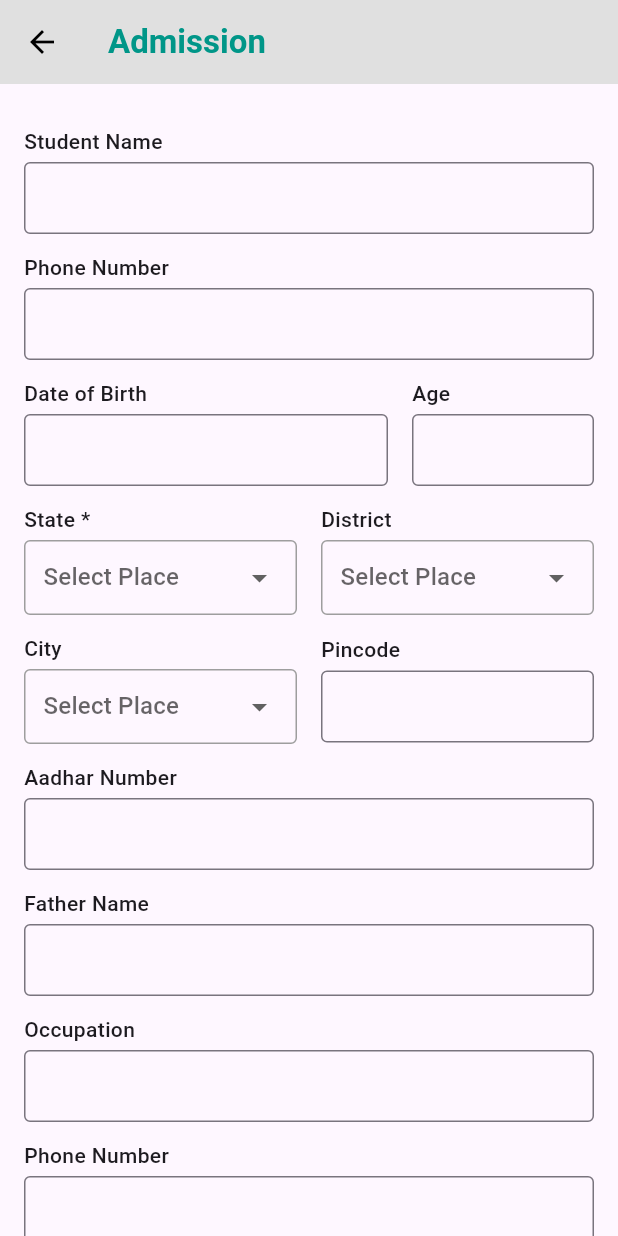
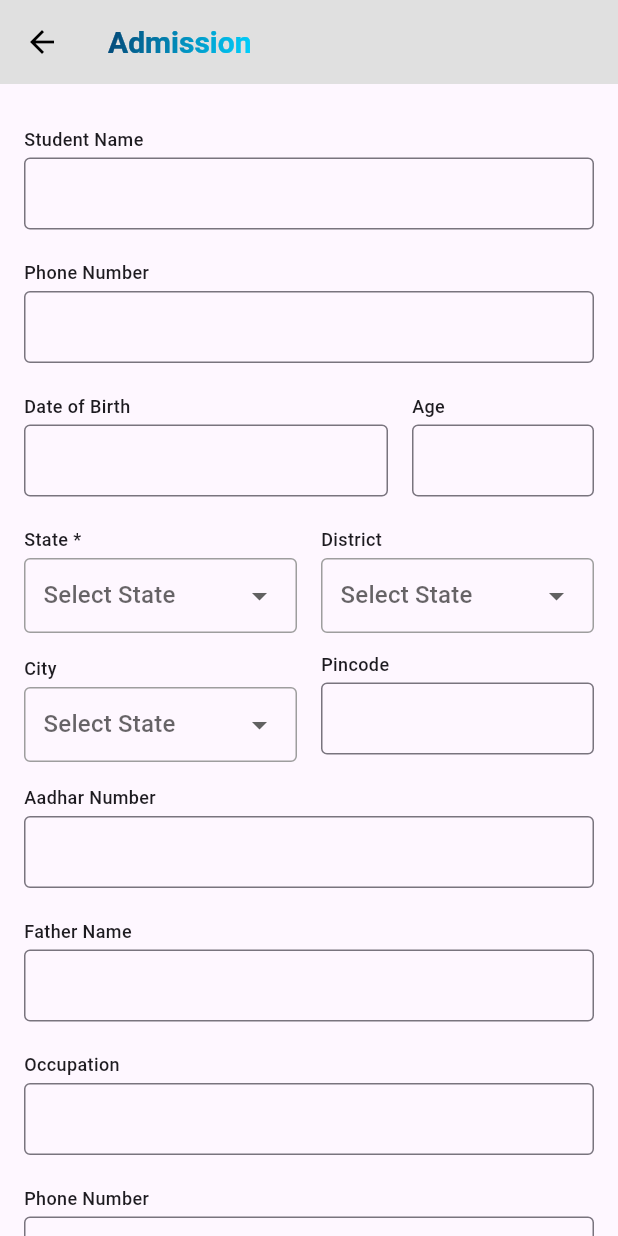
Before and after one commit to muhammedminhajkk/project-badriyya-final, a Flutter app: the MorePage screen opened by its route, after a tap on "Admission", on a phone screen of 412 x 824 dp. Run offline on Flutter 3.47's test engine with Material 3 defaults, Android fonts, the phone set to English and light mode, and no system bars; our stand-ins replace go_router.

Commit message:
ui completion

```diff
--- a/lib/features/public/more/view/pages/Admission/pages/admission.dart
+++ b/lib/features/public/more/view/pages/Admission/pages/admission.dart
@@ -1,16 +1,27 @@
 import 'package:flutter/material.dart';
+import 'package:project_badriyya/features/public/home/view/widgets/update_text.dart';
+import 'package:project_badriyya/features/public/more/view/pages/Admission/widgets/text_field.dart';
 
 class AdmissionForm extends StatelessWidget {
   const AdmissionForm({super.key});
 
   @override
   Widget build(BuildContext context) {
+    final nameController = TextEditingController();
+    final phoneNumberController = TextEditingController();
+    final dobController = TextEditingController();
+    final ageController = TextEditingController();
+    final pincodeController = TextEditingController();
+    final aadharNumberController = TextEditingController();
+    final fatherNameController = TextEditingController();
+    final fatherOccupationController = TextEditingController();
+    final fatherPhoneNumberController = TextEditingController();
+    final motherNameController = TextEditingController();
+    final motherOccupationController = TextEditingController();
+    final motherPhoneNumberController = TextEditingController();
     return Scaffold(
       appBar: AppBar(
-        title: const Text(
-          "Admission",
-          style: TextStyle(fontWeight: FontWeight.bold, color: Colors.teal),
-        ),
+        title: const GradientText("Admission"),
         backgroundColor: Colors.grey[300],
         leading: const BackButton(color: Colors.black),
       ),
@@ -20,9 +31,9 @@ class AdmissionForm extends StatelessWidget {
           crossAxisAlignment: CrossAxisAlignment.start,
           children: [
             buildLabel("Student Name"),
-            buildTextField(),
+            buildTextField(nameController),
             buildLabel("Phone Number"),
-            buildTextField(),
+            buildTextField(phoneNumberController),
             Row(
               children: [
                 Expanded(
@@ -31,7 +42,7 @@ class AdmissionForm extends StatelessWidget {
                     crossAxisAlignment: CrossAxisAlignment.start,
                     children: [
                       buildLabel("Date of Birth"),
-                      buildTextField(),
+                      buildTextField(dobController),
                     ],
                   ),
                 ),
@@ -42,7 +53,7 @@ class AdmissionForm extends StatelessWidget {
                     crossAxisAlignment: CrossAxisAlignment.start,
                     children: [
                       buildLabel("Age"),
-                      buildTextField(),
+                      buildTextField(ageController),
                     ],
                   ),
                 ),
@@ -55,7 +66,7 @@ class AdmissionForm extends StatelessWidget {
                     crossAxisAlignment: CrossAxisAlignment.start,
                     children: [
                       buildLabel("State *"),
-                      buildDropdownButton(),
+                      const StateDropdown(),
                     ],
                   ),
                 ),
@@ -65,7 +76,7 @@ class AdmissionForm extends StatelessWidget {
                     crossAxisAlignment: CrossAxisAlignment.start,
                     children: [
                       buildLabel("District"),
-                      buildDropdownButton(),
+                      const StateDropdown(),
                     ],
                   ),
                 ),
@@ -78,7 +89,7 @@ class AdmissionForm extends StatelessWidget {
                     crossAxisAlignment: CrossAxisAlignment.start,
                     children: [
                       buildLabel("City"),
-                      buildDropdownButton(),
+                      const StateDropdown(),
                     ],
                   ),
                 ),
@@ -88,72 +99,41 @@ class AdmissionForm extends StatelessWidget {
                     crossAxisAlignment: CrossAxisAlignment.start,
                     children: [
                       buildLabel("Pincode"),
-                      buildTextField(),
+                      buildTextField(pincodeController),
                     ],
                   ),
                 ),
               ],
             ),
             buildLabel("Aadhar Number"),
-            buildTextField(),
+            buildTextField(aadharNumberController),
             buildLabel("Father Name"),
-            buildTextField(),
+            buildTextField(fatherNameController),
             buildLabel("Occupation"),
-            buildTextField(),
+            buildTextField(fatherOccupationController),
             buildLabel("Phone Number"),
-            buildTextField(),
+            buildTextField(fatherPhoneNumberController),
             buildLabel("Mother's Name"),
-            buildTextField(),
+            buildTextField(motherNameController),
             buildLabel("Occupation"),
-            buildTextField(),
+            buildTextField(motherOccupationController),
             buildLabel("Phone Number"),
-            buildTextField(),
+            buildTextField(motherPhoneNumberController),
+            const SizedBox(
+              height: 50,
+            ),
+            Center(
+              child: SizedBox(
+                width: 200,
+                child: ElevatedButton(
+                  onPressed: () {},
+                  child: const Text("Submit"),
+                ),
+              ),
+            ),
           ],
         ),
       ),
     );
   }
-
-  Widget buildLabel(String text) {
-    return Padding(
-      padding: const EdgeInsets.only(top: 12.0, bottom: 4),
-      child: Text(
-        text,
-        style: const TextStyle(fontSize: 14, fontWeight: FontWeight.w500),
-      ),
-    );
-  }
-
-  Widget buildTextField() {
-    return const TextField(
-      decoration: InputDecoration(
-        border: OutlineInputBorder(),
-        contentPadding: EdgeInsets.symmetric(horizontal: 12, vertical: 8),
-      ),
-    );
-  }
-
-  Widget buildDropdownButton() {
-    return Container(
-      padding: const EdgeInsets.symmetric(horizontal: 12),
-      decoration: BoxDecoration(
-        border: Border.all(color: Colors.grey),
-        borderRadius: BorderRadius.circular(4),
-      ),
-      child: DropdownButtonHideUnderline(
-        child: DropdownButton<String>(
-          isExpanded: true,
-          value: null,
-          hint: const Text("Select Place"),
-          items: <String>["Option 1", "Option 2", "Option 3"]
-              .map((String value) => DropdownMenuItem<String>(
-                    value: value,
-                    child: Text(value),
-                  ))
-              .toList(),
-          onChanged: (value) {},
-        ),
-      ),
-    );
-  }
 }
--- /dev/null
+++ b/lib/features/public/more/view/pages/Admission/widgets/text_field.dart
@@ -0,0 +1,95 @@
+import 'package:flutter/material.dart';
+
+Widget buildLabel(String text) {
+  return Padding(
+    padding: const EdgeInsets.only(top: 12.0, bottom: 4),
+    child: Text(
+      text,
+      style: const TextStyle(fontSize: 12, fontWeight: FontWeight.w500),
+    ),
+  );
+}
+
+Widget buildTextField(TextEditingController ctrlr) {
+  return Padding(
+    padding: const EdgeInsets.only(bottom: 8.0),
+    child: TextField(
+      controller: ctrlr,
+      decoration: const InputDecoration(
+        border: OutlineInputBorder(),
+        contentPadding: EdgeInsets.symmetric(horizontal: 12, vertical: 8),
+      ),
+    ),
+  );
+}
+
+class StateDropdown extends StatefulWidget {
+  const StateDropdown({super.key});
+
+  @override
+  StateDropdownState createState() => StateDropdownState();
+}
+
+class StateDropdownState extends State<StateDropdown> {
+  String? selectedState;
+
+  final List<String> indianStates = [
+    "Andhra Pradesh",
+    "Arunachal Pradesh",
+    "Assam",
+    "Bihar",
+    "Chhattisgarh",
+    "Goa",
+    "Gujarat",
+    "Haryana",
+    "Himachal Pradesh",
+    "Jharkhand",
+    "Karnataka",
+    "Kerala",
+    "Madhya Pradesh",
+    "Maharashtra",
+    "Manipur",
+    "Meghalaya",
+    "Mizoram",
+    "Nagaland",
+    "Odisha",
+    "Punjab",
+    "Rajasthan",
+    "Sikkim",
+    "Tamil Nadu",
+    "Telangana",
+    "Tripura",
+    "Uttar Pradesh",
+    "Uttarakhand",
+    "West Bengal"
+  ];
+
+  @override
+  Widget build(BuildContext context) {
+    return Container(
+      padding: const EdgeInsets.symmetric(horizontal: 12),
+      decoration: BoxDecoration(
+        border: Border.all(color: Colors.grey),
+        borderRadius: BorderRadius.circular(4),
+      ),
+      child: DropdownButtonHideUnderline(
+        child: DropdownButton<String>(
+          isExpanded: true,
+          value: selectedState,
+          hint: const Text("Select State"),
+          items: indianStates
+              .map((String state) => DropdownMenuItem<String>(
+                    value: state,
+                    child: Text(state),
+                  ))
+              .toList(),
+          onChanged: (value) {
+            setState(() {
+              selectedState = value; // Updates the selected value
+            });
+          },
+        ),
+      ),
+    );
+  }
+}
--- a/lib/features/public/more/view/widgets/more_builder.dart
+++ b/lib/features/public/more/view/widgets/more_builder.dart
@@ -1,5 +1,8 @@
 import 'package:flutter/material.dart';
 import 'package:project_badriyya/features/public/more/view/pages/Admission/pages/admission.dart';
+import 'package:project_badriyya/features/public/more/view/pages/Donation/pages/donation_page.dart';
+import 'package:project_badriyya/features/public/more/view/pages/Enquiry/pages/enquiry.dart';
+import 'package:project_badriyya/features/public/more/view/pages/dua_request/pages/dua_request_page.dart';
 import 'package:project_badriyya/features/public/more/view/pages/institution/pages/institution.dart';
 import 'package:project_badriyya/features/public/more/view/widgets/more.dart';
 
@@ -21,21 +24,28 @@ class MoreBuilder extends StatelessWidget {
           backgroundColor: Colors.orange,
           iconColor: Colors.black,
           root: AdmissionForm()),
-      // const More(
-      //     name: "Enquiry",
-      //     icon: Icons.question_mark_rounded,
-      //     backgroundColor: Colors.purple,
-      //     iconColor: Colors.white),
-      // const More(
-      //     name: "Practical Islam",
-      //     icon: Icons.handshake,
-      //     backgroundColor: Colors.lightGreen,
-      //     iconColor: Colors.white),
-      // const More(
-      //     name: "Ourad",
-      //     icon: Icons.hexagon_outlined,
-      //     backgroundColor: Colors.red,
-      //     iconColor: Colors.yellow),
+      const More(
+        name: "Enquiry",
+        icon: Icons.question_mark_rounded,
+        backgroundColor: Colors.purple,
+        iconColor: Colors.white,
+        root: Enquiry(),
+      ),
+
+      const More(
+        name: "Dua Request",
+        icon: Icons.handshake,
+        backgroundColor: Colors.lightGreen,
+        iconColor: Colors.white,
+        root: DuaRequest(),
+      ),
+      const More(
+        name: "Donation",
+        icon: Icons.hexagon_outlined,
+        backgroundColor: Colors.red,
+        iconColor: Colors.yellow,
+        root: Donation(),
+      ),
       // const More(
       //     name: "Thuhfa",
       //     icon: Icons.calendar_month,
```
Also changed, not shown: lib/features/public/more/view/pages/Donation/pages/donation_page.dart (added, +141 -0 lines), lib/features/public/more/view/pages/Enquiry/pages/enquiry.dart (added, +135 -0 lines), lib/features/public/more/view/pages/dua_request/pages/dua_request_page.dart (added, +108 -0 lines), 4 other files.
